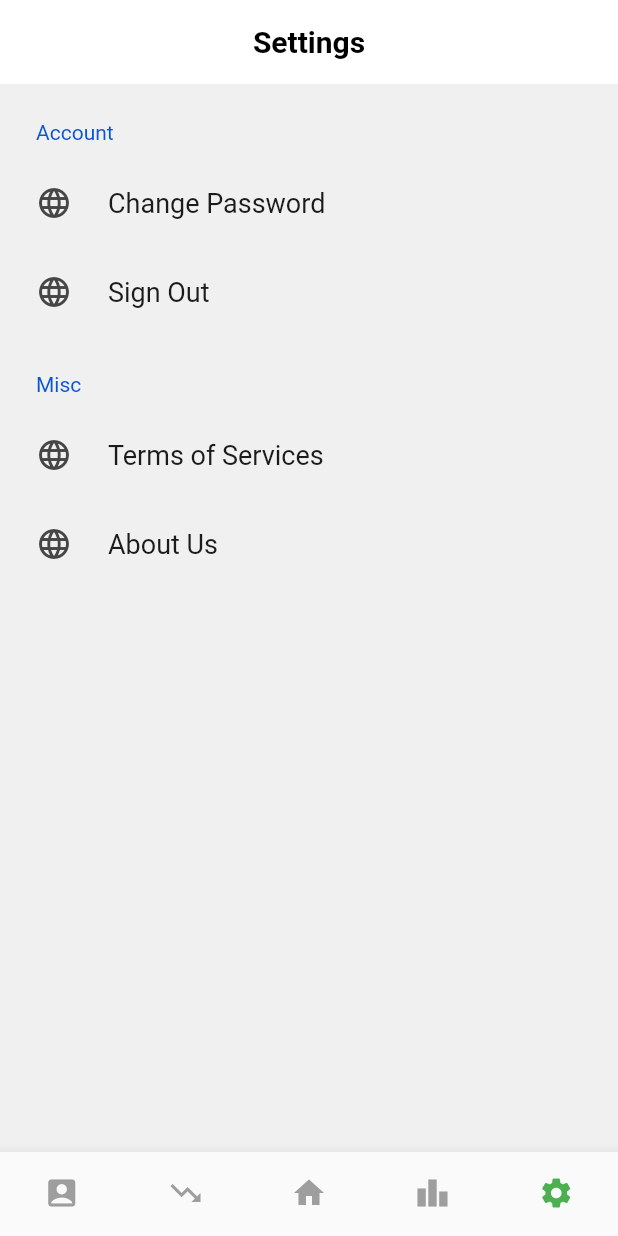
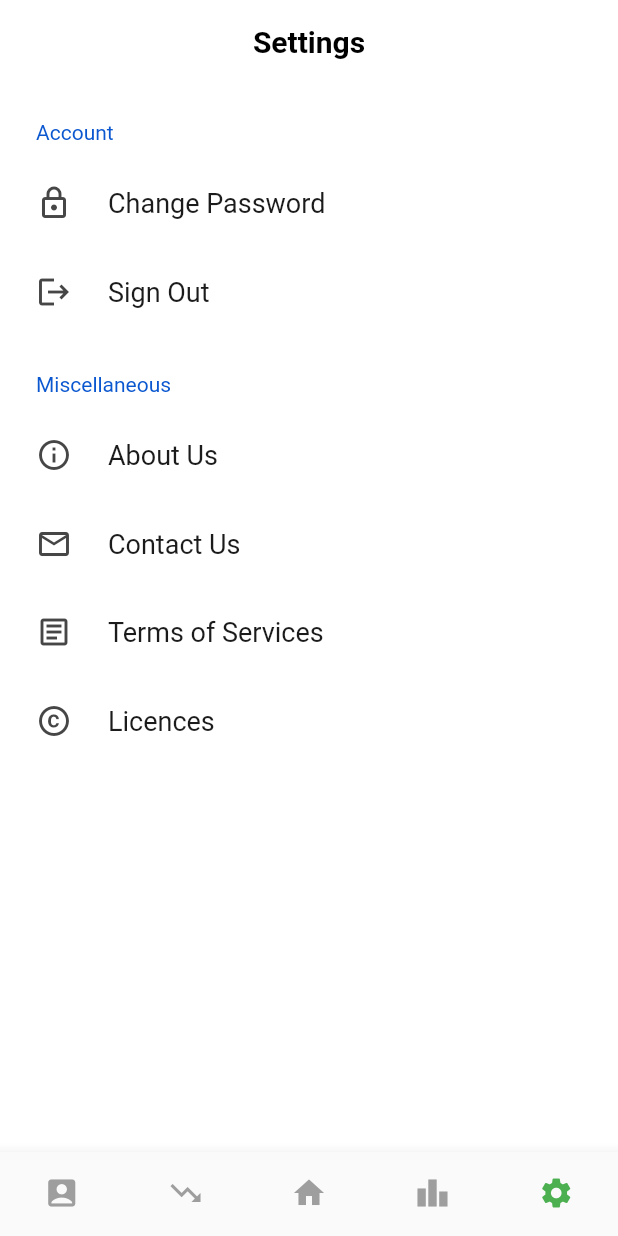
Before and after one commit to WasteLessSG/wasteless-app, a Flutter app: the screen it shows after launch, item 5 of the bottom bar chosen, after a tap on "Sign Out", on a phone screen of 412 x 824 dp. Run offline on Flutter 3.47's test engine with Material 2 defaults, Android fonts, the phone set to English and light mode, and no system bars; drawn by our look-alikes of settings_ui; our stand-ins replace charts_flutter, cloud_firestore, firebase_auth, smooth_page_indicator, validators; missing offline and left inert: csv_reader; accounts and stored records are empty.

Commit message:
edited dashboard to remove magic numbers. added weekly average line to personal statistics. edited settings page background and icons

```diff
--- a/lib/dashboard.dart
+++ b/lib/dashboard.dart
@@ -6,6 +6,7 @@ import 'package:smooth_page_indicator/smooth_page_indicator.dart';
 import 'package:csv_reader/csv_reader.dart';
 import 'package:LessApp/styles.dart';
 import 'dart:math';
+import 'package:intl/intl.dart';
 
 class DashboardPage extends StatefulWidget{
   @override
@@ -14,7 +15,14 @@ class DashboardPage extends StatefulWidget{
 
 class DashboardPageState extends State<DashboardPage> {
 
-  String selectedState = DashboardPageState.stateSelector(0.10, 0.50);
+  NumberFormat nf = NumberFormat("##0.00", "en_US");
+
+  double wasteThisWeek = 21.23;
+  double areaAverageThisWeek = 73.57;
+
+  double recyclablesThisWeek = 7.22;
+  double areaAverageRecyclablesThisWeek = 8.93;
+
   double sizeRelativeVisual = 1.0;
 
   static String stateSelector(double a, double b) {
@@ -168,7 +176,7 @@ class DashboardPageState extends State<DashboardPage> {
                                           )
                                       ),
                                       Expanded(
-                                          child: Text("0.67kg",
+                                          child: Text(nf.format(wasteThisWeek) + "kg",
                                             textAlign: TextAlign.center,
                                             style: TextStyle(
                                               fontSize: 25,
@@ -194,7 +202,7 @@ class DashboardPageState extends State<DashboardPage> {
                                           )
                                       ),
                                       Expanded(
-                                          child: Text("0.51kg",
+                                          child: Text(nf.format(areaAverageThisWeek) + "kg",
                                             textAlign: TextAlign.center,
                                             style: TextStyle(
                                               fontSize: 25,
@@ -230,7 +238,7 @@ class DashboardPageState extends State<DashboardPage> {
                                           )
                                       ),
                                       Expanded(
-                                          child: Text("0.41kg",
+                                          child: Text(nf.format(recyclablesThisWeek) + "kg",
                                             textAlign: TextAlign.center,
                                             style: TextStyle(
                                               fontSize: 25,
@@ -245,7 +253,6 @@ class DashboardPageState extends State<DashboardPage> {
                             Expanded(
                                 child: Column(
                                     children: <Widget>[
-
                                       Expanded(
                                           child: Text("Tembusu average this week:",
                                               style: TextStyle(
@@ -255,7 +262,7 @@ class DashboardPageState extends State<DashboardPage> {
                                               textAlign: TextAlign.center)
                                       ),
                                       Expanded(
-                                          child: Text("0.50kg",
+                                          child: Text(nf.format(areaAverageRecyclablesThisWeek) + "kg",
                                               style: TextStyle(
                                                 fontSize: 25,
                                                 fontWeight: FontWeight.bold,
@@ -282,7 +289,7 @@ class DashboardPageState extends State<DashboardPage> {
                           child: PageView(
                             controller: _controller2,
                             children: [
-                              trashBin(selectedState),
+                              trashBin(stateSelector(this.wasteThisWeek, this.areaAverageThisWeek)),
                               Image.asset('assets/recyclingIsland.png'),
                             ],
                             key: _keyVisual,
@@ -312,7 +319,7 @@ class DashboardPageState extends State<DashboardPage> {
                           height: 15,
                         ),
                         Container(
-                          child: selectionDots(context, selectedState)
+                          child: selectionDots(context, stateSelector(this.wasteThisWeek, this.areaAverageThisWeek))
                         ),
                         SizedBox(
                           height: 15,
--- a/lib/history.dart
+++ b/lib/history.dart
@@ -36,7 +36,6 @@ class HistoryPageState extends  State<HistoryPage> {
           elevation: 0,
         ),
 
-        //Styles.CommonHeader("Personal Statistics", FontWeight.bold, Colors.white),),
         body: Container(
           alignment: Alignment.center,
           color: Colors.white,
@@ -67,7 +66,6 @@ class HistoryPageState extends  State<HistoryPage> {
                                _typeChosen[i] = false;
                              }
                            }
-
                            _selectedType = newValue;
                          });
                       },
@@ -96,7 +94,6 @@ class HistoryPageState extends  State<HistoryPage> {
                               _trendChosen[i] = false;
                             }
                           }
-
                           _selectedTrend = newValue;
                         });
                       },
--- a/lib/home.dart
+++ b/lib/home.dart
@@ -25,7 +25,7 @@ class HomePageState extends State<HomePage> {
     new PersonalStatsPage(),
     new DashboardPage(),
     new LeaderboardPage(),
-    new SettingsPage()
+    new SettingsPage(),
     //new DebugPage(),
   ];
 
@@ -62,12 +62,17 @@ class HomePageState extends State<HomePage> {
             icon: Icon(Icons.leaderboard),
             title: Text('Leaderboard'),
           ),
-
-
           BottomNavigationBarItem(
             icon: Icon(Icons.settings),
             title: Text('Setting'),
           ),
+
+          /*
+          BottomNavigationBarItem(
+            icon: Icon(Icons.warning),
+            title: Text('Debug'),
+          ),
+          */
 
 
         ],
--- a/lib/settings.dart
+++ b/lib/settings.dart
@@ -16,37 +16,51 @@ class SettingsPageState extends State<SettingsPage>{
   @override
   Widget build(BuildContext context) {
     return Scaffold(
+      backgroundColor: Colors.white,
       appBar: Styles.MainStatsPageHeader("Settings", FontWeight.bold, Colors.black),
       body: SettingsList(
+        backgroundColor: Colors.white,
         sections: [
           SettingsSection(
             title: 'Account',
             tiles: [
               SettingsTile(
                 title: 'Change Password ',
-                leading: Icon(Icons.language),
+                leading: Icon(Icons.lock_outlined),
                 onPressed: (BuildContext context) {},
               ),
 
               SettingsTile(
                 title: 'Sign Out',
-                leading: Icon(Icons.language),
+                leading: Icon(Icons.logout),
                 onPressed: (BuildContext context) {},
               ),
             ],
           ),
 
           SettingsSection(
-            title: 'Misc',
+            title: 'Miscellaneous ',
             tiles: [
+
               SettingsTile(
-                title: 'Terms of Services',
-                leading: Icon(Icons.language),
+                title: 'About Us',
+                leading: Icon(Icons.info_outlined),
+                onPressed: (BuildContext context) {},
+              ),
+
+              SettingsTile(
+                title: 'Contact Us',
+                leading: Icon(Icons.mail_outlined),
                 onPressed: (BuildContext context) {},
               ),
               SettingsTile(
-                title: 'About Us',
-                leading: Icon(Icons.language),
+                title: 'Terms of Services',
+                leading: Icon(Icons.article_outlined),
+                onPressed: (BuildContext context) {},
+              ),
+              SettingsTile(
+                title: 'Licences',
+                leading: Icon(Icons.copyright),
                 onPressed: (BuildContext context) {},
               ),
             ],
```
Also changed, not shown: lib/personal-stats.dart (+45 -8 lines).
